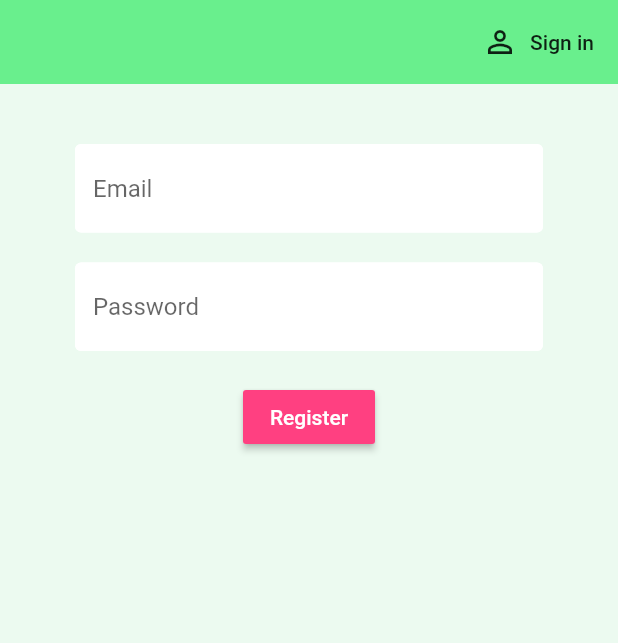
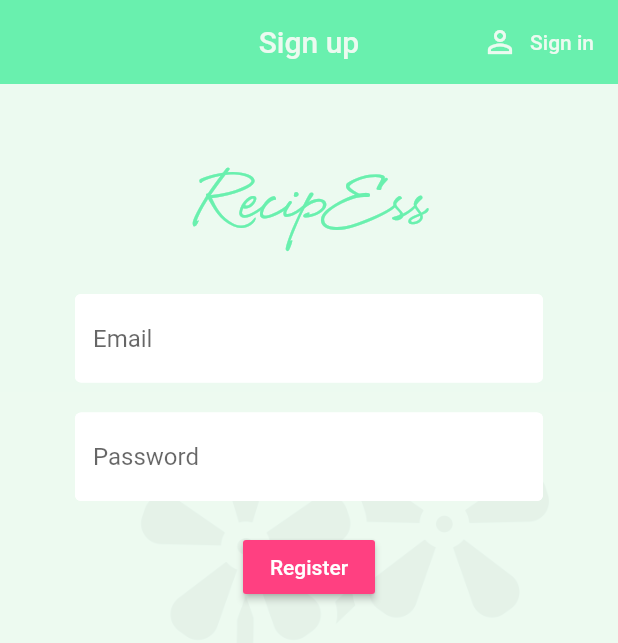
Before and after one commit to essence-lai/recipess, a Flutter app: the screen it shows after launch, after a tap on "Sign up", on a phone screen of 412 x 824 dp. Shown: the top 643 px of the screen. Run offline on Flutter 3.47's test engine with Material 2 defaults, Android fonts, the phone set to English and light mode, and no system bars; our stand-ins replace cloud_firestore, firebase_auth, flutter_spinkit; accounts and stored records are empty; Roboto replaces fonts that are missing (Lexend Deca).

Commit message:
clean up styling

```diff
--- a/lib/main.dart
+++ b/lib/main.dart
@@ -16,10 +16,10 @@ class MyApp extends StatelessWidget {
           theme: ThemeData(
             // Define the default brightness and colors.
             brightness: Brightness.light,
-            primaryColor: Color(0xff69EF8D),
+            primaryColor: Colors.greenAccent,
             accentColor: Color(0xffECFAF0),
             primaryTextTheme:  TextTheme(
-              title: TextStyle(color: Color(0xff69EF8D)),
+              title: TextStyle(color: Colors.grey),
             ),
             accentTextTheme: TextTheme(
               title: TextStyle(color: Colors.pinkAccent),
--- a/lib/screens/authenticate/register.dart
+++ b/lib/screens/authenticate/register.dart
@@ -26,21 +26,37 @@ class _RegisterState extends State<Register> {
      return loading ? Loading() : Scaffold(
       backgroundColor: Color(0xffECFAF0),
       appBar: AppBar(
-        backgroundColor: Color(0xff69EF8D),
+        backgroundColor: Colors.greenAccent,
         elevation: 0.0,
-        title: Text('Sign up'),
+        centerTitle: true,
+        title: Text('Sign up',
+        style: TextStyle(color: Color(0xffECFAF0))),
         actions: <Widget>[
           FlatButton.icon(onPressed: () {
             widget.toggleView();
-           }, icon: Icon(Icons.person_outline), label: Text('Sign in'))
+           }, icon: Icon(Icons.person_outline,
+           color: Color(0xffECFAF0)),
+           label: Text('Sign in',
+           style: TextStyle(color: Color(0xffECFAF0))))
         ],
         ),
         body: Container(
+          decoration: BoxDecoration(
+            image: DecorationImage(
+              colorFilter: ColorFilter.mode(Colors.white.withOpacity(0.03), BlendMode.dstATop),
+              image: AssetImage('assets/community.png'),
+            )
+          ),
           padding: EdgeInsets.symmetric(vertical: 20.0, horizontal: 50.0),
           child: Form(
             key: _formKey,
             child: Column(
               children: <Widget>[
+                SizedBox(height: 20.0),
+                Text('RecipEss',
+                 style: TextStyle(color: Colors.greenAccent,
+                 fontSize: 80,
+                 fontFamily: "EyeCatchingPro")),
                 SizedBox(height: 20.0),
                 TextFormField(
                   decoration: textInputDecoration.copyWith(hintText: 'Email'),
--- a/lib/screens/authenticate/sign_in.dart
+++ b/lib/screens/authenticate/sign_in.dart
@@ -26,21 +26,36 @@ class _SignInState extends State<SignIn> {
     return loading ? Loading() : Scaffold(
       backgroundColor: Color(0xffECFAF0),
       appBar: AppBar(
-        backgroundColor: Color(0xff69EF8D),
+        backgroundColor: Colors.greenAccent,
         elevation: 0.0,
-        title: Text('Sign in'),
+        centerTitle: true,
+        title: Text('Sign in',
+        style: TextStyle(color: Color(0xffECFAF0))),
         actions: <Widget>[
           FlatButton.icon(onPressed: () {
             widget.toggleView();
-          }, icon: Icon(Icons.person), label: Text('Sign up'))
+          }, icon: Icon(Icons.person, color: Color(0xffECFAF0)),
+           label: Text('Sign up',
+           style: TextStyle(color: Color(0xffECFAF0))))
         ],
         ),
         body: Container(
+          decoration: BoxDecoration(
+            image: DecorationImage(
+              colorFilter: ColorFilter.mode(Colors.white.withOpacity(0.03), BlendMode.dstATop),
+              image: AssetImage('assets/community.png'),
+            )
+          ),
           padding: EdgeInsets.symmetric(vertical: 20.0, horizontal: 50.0),
           child: Form(
             key: _formKey,
             child: Column(
               children: <Widget>[
+                SizedBox(height: 20.0),
+                Text('RecipEss',
+                 style: TextStyle(color: Colors.greenAccent,
+                 fontSize: 80,
+                 fontFamily: "EyeCatchingPro")),
                 SizedBox(height: 20.0),
                 TextFormField(
                   decoration: textInputDecoration.copyWith(hintText: 'Email'),
@@ -83,6 +98,7 @@ class _SignInState extends State<SignIn> {
                   error,
                   style: TextStyle(color: Colors.red, fontSize: 14.0),
                 )
+
               ]
             ),
           ),
--- a/pubspec.yaml
+++ b/pubspec.yaml
@@ -51,6 +51,10 @@ flutter:
   assets:
     - assets/
 
+  fonts:
+    - family: EyeCatchingPro
+      fonts:
+          - asset: fonts/EyeCatchingPro.otf
   # An image asset can refer to one or more resolution-specific "variants", see
   # https://flutter.dev/assets-and-images/#resolution-aware.
 
```
Also changed, not shown: lib/screens/recipess/recipess.dart (+14 -2 lines), lib/screens/router/router.dart (+7 -3 lines), fonts/EyeCatchingPro.otf (added).
